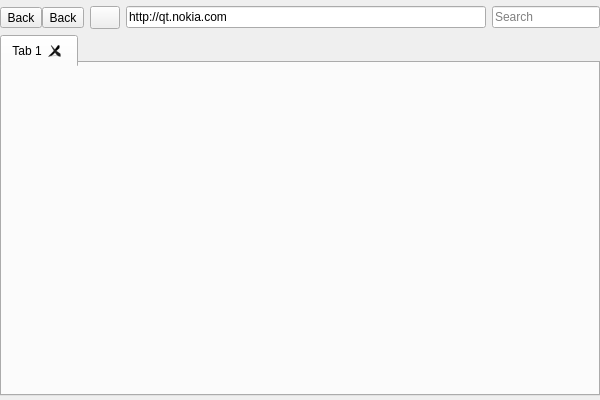
pureexe/annot-player, file module/webbrowser/webbrowser.ui: the form before one commit.
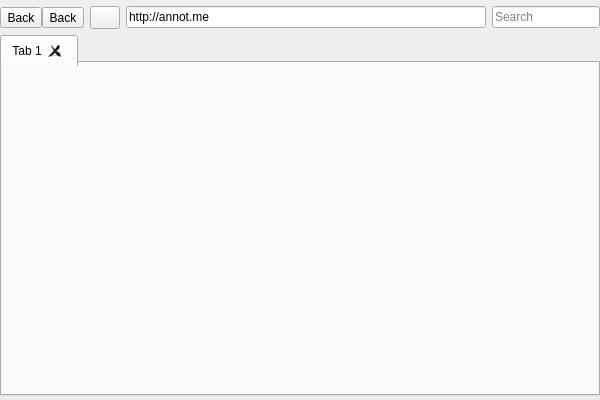
The form after the commit. Icons and pictures are not drawn.

```diff
--- a/module/webbrowser/webbrowser.ui
+++ b/module/webbrowser/webbrowser.ui
@@ -163,7 +163,7 @@
        </sizepolicy>
       </property>
       <property name="text">
-       <string>http://qt.nokia.com</string>
+       <string>http://annot.me</string>
       </property>
      </widget>
     </item>
```
